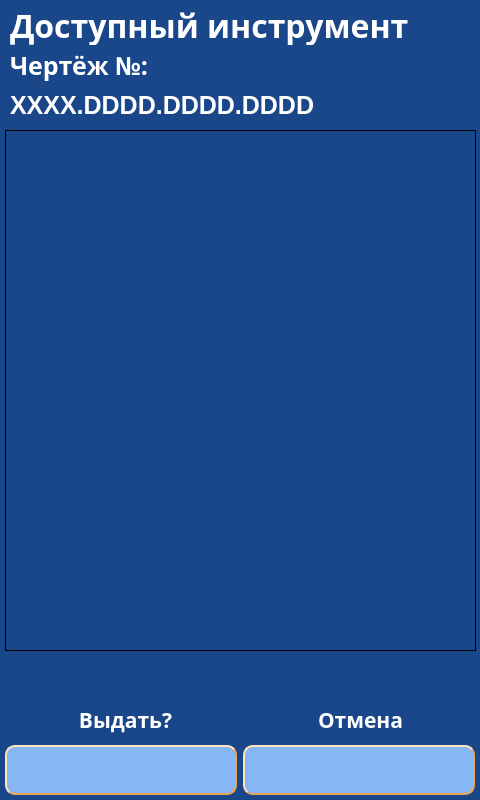
The window that client/GUI/ui/screen_9_select_tool_by_plan.ui (komrade2801/AutoSklad) describes before a commit, drawn with Qt 5.
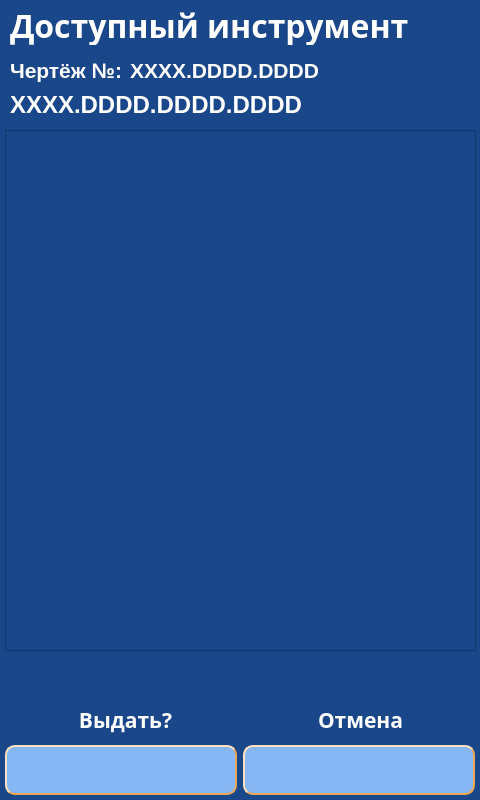
The same window after the commit. Icons and pictures are not drawn.

What changed in the file:
```diff
--- a/client/GUI/ui/screen_9_select_tool_by_plan.ui
+++ b/client/GUI/ui/screen_9_select_tool_by_plan.ui
@@ -14,7 +14,31 @@
    <string>screen_9_select_tool_by_plan</string>
   </property>
   <property name="styleSheet">
-   <string notr="true">background-color: #1A4789;</string>
+   <string notr="true">QWidget{
+	background-color: #1A4789;
+}
+QLabel {
+	background: none;
+	color: #FFFFFF;
+	border-width: 0px;
+	border-radius: 0px;
+}
+#background {
+	color: #FFFFFF;
+	background-color: #1A4789;
+	border-width: 2px;
+	border-style: groove;
+	border-color: #ff9923;
+	border-radius: 0px;
+}
+QPushButton {
+	color: #000000;
+	background-color: #86B7F4;
+	border-width: 2px;
+	border-style: outset;
+	border-color: #EAA657;
+	border-radius: 10px;
+}</string>
   </property>
   <widget class="QListWidget" name="listWidget">
    <property name="enabled">
@@ -31,9 +55,6 @@
    <property name="whatsThis">
     <string>&lt;html&gt;&lt;head/&gt;&lt;body&gt;&lt;p&gt;&lt;br/&gt;&lt;/p&gt;&lt;/body&gt;&lt;/html&gt;</string>
    </property>
-   <property name="styleSheet">
-    <string notr="true">background-color: qlineargradient(spread:pad, x1:0, y1:0, x2:1, y2:0, stop:0 rgba(0, 0, 0, 0), stop:1 rgba(255, 255, 255, 0));</string>
-   </property>
   </widget>
   <widget class="QLabel" name="lbl_info_1">
    <property name="enabled">
@@ -76,14 +97,14 @@
     <rect>
      <x>10</x>
      <y>85</y>
-     <width>451</width>
+     <width>461</width>
      <height>40</height>
     </rect>
    </property>
    <property name="font">
     <font>
      <family>Arial</family>
-     <pointsize>19</pointsize>
+     <pointsize>18</pointsize>
      <weight>75</weight>
      <bold>true</bold>
     </font>
@@ -91,12 +112,6 @@
    <property name="layoutDirection">
     <enum>Qt::LeftToRight</enum>
    </property>
-   <property name="styleSheet">
-    <string notr="true">color: #FFFFFF;
-background-color: #1A4789;
-border-width: 0px;
-border-radius: 0px;</string>
-   </property>
    <property name="text">
     <string>XXXX.DDDD.DDDD.DDDD</string>
    </property>
@@ -108,15 +123,15 @@
    <property name="geometry">
     <rect>
      <x>10</x>
-     <y>45</y>
-     <width>161</width>
+     <y>50</y>
+     <width>141</width>
      <height>40</height>
     </rect>
    </property>
    <property name="font">
     <font>
-     <family>Arial Black</family>
-     <pointsize>19</pointsize>
+     <family>Arial</family>
+     <pointsize>16</pointsize>
      <weight>75</weight>
      <bold>true</bold>
     </font>
@@ -124,12 +139,6 @@
    <property name="layoutDirection">
     <enum>Qt::LeftToRight</enum>
    </property>
-   <property name="styleSheet">
-    <string notr="true">color: #FFFFFF;
-background-color: #1A4789;
-border-width: 0px;
-border-radius: 0px;</string>
-   </property>
    <property name="text">
     <string>Чертёж №:</string>
    </property>
@@ -1079,6 +1088,33 @@
     <set>Qt::AlignCenter</set>
    </property>
   </widget>
+  <widget class="QLabel" name="plan_number">
+   <property name="enabled">
+    <bool>true</bool>
+   </property>
+   <property name="geometry">
+    <rect>
+     <x>130</x>
+     <y>50</y>
+     <width>341</width>
+     <height>40</height>
+    </rect>
+   </property>
+   <property name="font">
+    <font>
+     <family>Arial</family>
+     <pointsize>16</pointsize>
+     <weight>75</weight>
+     <bold>true</bold>
+    </font>
+   </property>
+   <property name="layoutDirection">
+    <enum>Qt::LeftToRight</enum>
+   </property>
+   <property name="text">
+    <string>XXXX.DDDD.DDDD</string>
+   </property>
+  </widget>
  </widget>
  <resources>
   <include location="../img/resources.qrc"/>
```
Left out of the diff: 36 changed lines with no effect on the pictures.
